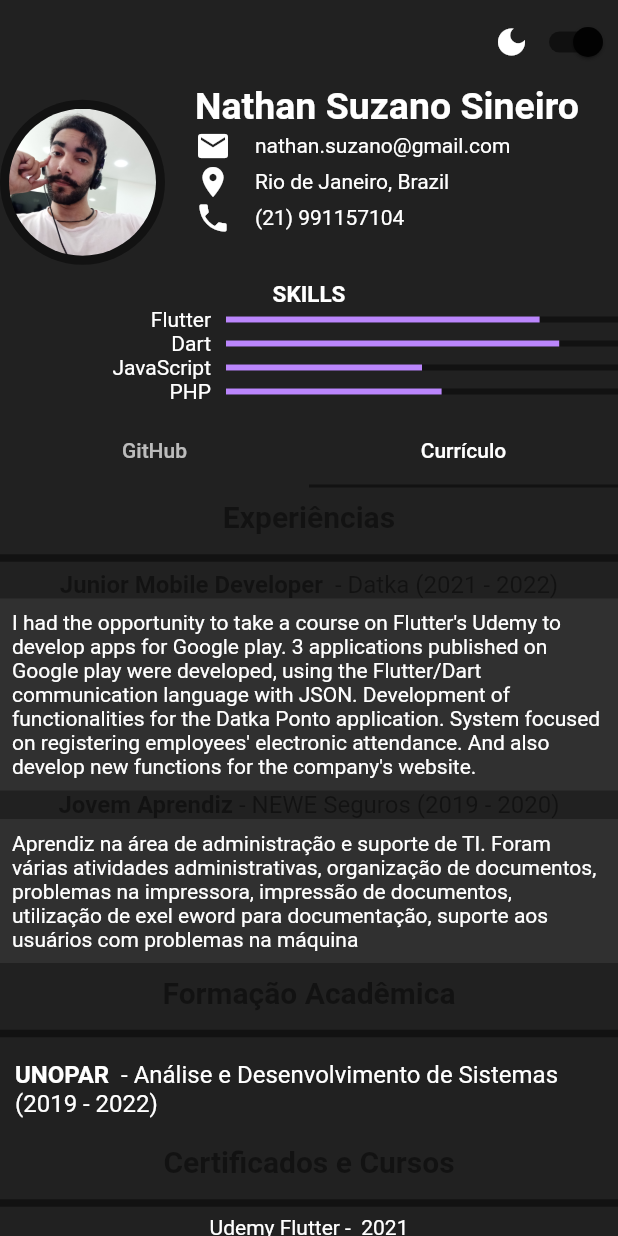
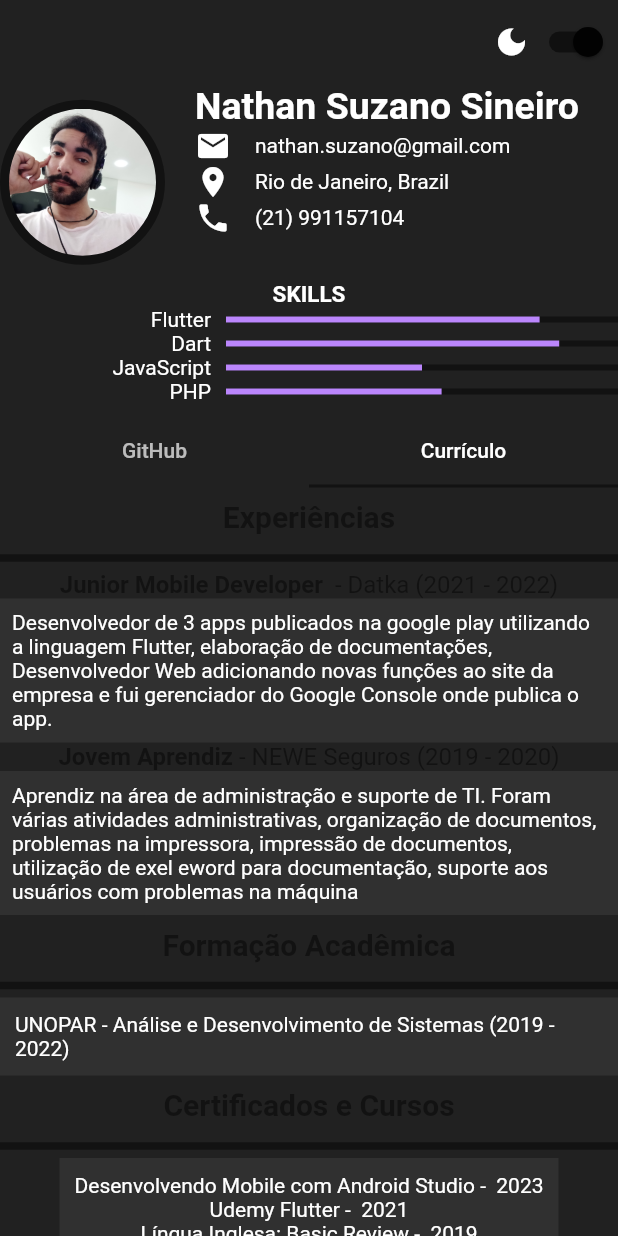
Before and after one commit to Mukai500/app_novo, a Flutter app: the screen it shows after launch, tab 2 chosen, on a phone screen of 412 x 824 dp. Run offline on Flutter 3.47's test engine with Material 2 defaults, Android fonts, the phone set to English and light mode, and no system bars; network calls fail.

Commit message:
Consertado a grafia, e melhorado as cores para a visualização.
Aumentado o tamanho do container da linguagem, para melhor visualização.

```diff
--- a/lib/lista_repositorio.dart
+++ b/lib/lista_repositorio.dart
@@ -52,7 +52,6 @@ class ListRepository extends StatelessWidget {
             body: TabBarView(children: [
               Flexible(
                 child: Container(
-                  color: Colors.black26,
                   child: ListView.builder(
                     scrollDirection: Axis.vertical,
                     itemCount: repositories.length,
@@ -153,7 +152,7 @@ class ListRepository extends StatelessWidget {
                               Positioned(
                                 left: 300,
                                 child: Container(
-                                  width: 50,
+                                  width: 80,
                                   height: 20,
                                   color:
                                       retornaCor(repositories[index].language),
@@ -212,7 +211,7 @@ class ListRepository extends StatelessWidget {
                           padding: const EdgeInsets.all(8.0),
                           color: Theme.of(context).canvasColor,
                           child: Text(
-                              "I had the opportunity to take a course on Flutter's Udemy to develop apps for Google play. 3 applications published on Google play were developed, using the Flutter/Dart communication language with JSON. Development of functionalities for the Datka Ponto application. System focused on registering employees' electronic attendance. And also develop new functions for the company's website."),
+                              "Desenvolvedor de 3 apps publicados na google play utilizando a linguagem Flutter, elaboração de documentações, Desenvolvedor Web adicionando novas funções ao site da empresa e fui gerenciador do Google Console onde publica o app."),
                         ),
                       ),
                       RichText(
@@ -251,22 +250,15 @@ class ListRepository extends StatelessWidget {
                       Divider(
                           thickness: 5,
                           color: Theme.of(context).backgroundColor),
-                      Padding(
+                      Container(
+                          color: Theme.of(context).canvasColor,
                           padding: const EdgeInsets.all(10.0),
-                        child: RichText(
-                            text: TextSpan(
-                                text: "",
-                                style: TextStyle(fontSize: 16),
+                          child: Column(
                             children: [
-                              TextSpan(
-                                  text: "UNOPAR ",
-                                  style:
-                                      TextStyle(fontWeight: FontWeight.bold)),
-                              TextSpan(
-                                  text:
-                                      " - Análise e Desenvolvimento de Sistemas (2019 - 2022)"),
-                            ])),
-                      ),
+                              Text(
+                                  "UNOPAR - Análise e Desenvolvimento de Sistemas (2019 - 2022)"),
+                            ],
+                          )),
                       Padding(
                         padding: const EdgeInsets.all(8.0),
                         child: Text(
@@ -280,10 +272,21 @@ class ListRepository extends StatelessWidget {
                       Divider(
                           thickness: 5,
                           color: Theme.of(context).backgroundColor),
+                      Container(
+                        color: Theme.of(context).canvasColor,
+                        padding: const EdgeInsets.all(10.0),
+                        child: Column(
+                          children: [
+                            Text(
+                                "Desenvolvendo Mobile com Android Studio -  2023"),
                             Text("Udemy Flutter -  2021"),
+                            Text("Língua Inglesa: Basic Review -  2019"),
                             Text("Curso Técnico Senac -  2017"),
                             Text("Curso Montagem e Manutenção -  2015"),
                             Text("FIRJAN SENAI -  2016"),
+                          ],
+                        ),
+                      ),
                     ],
                   ),
                 ),
```
Lines whose indentation alone changed are shown as unchanged.
